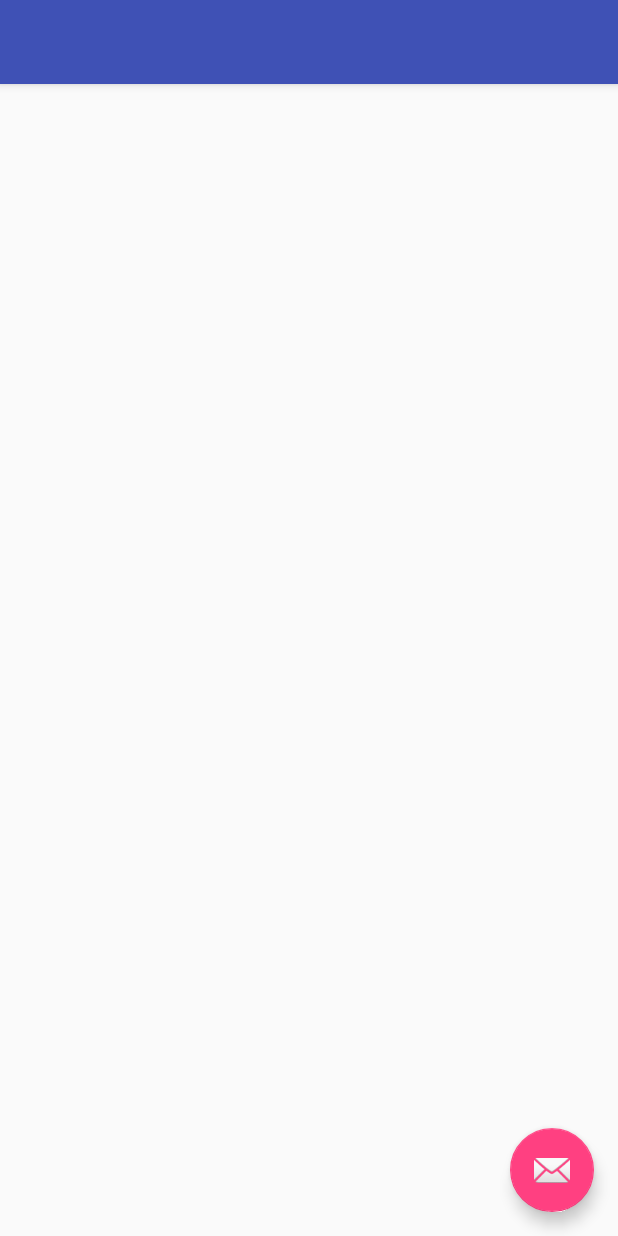
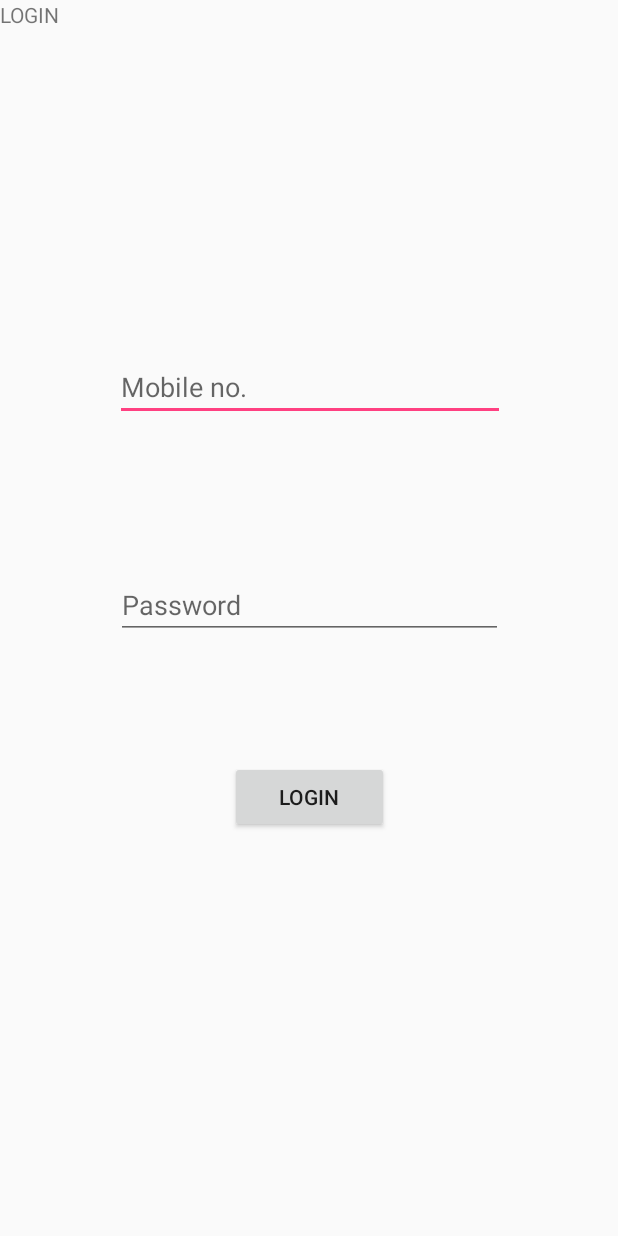
Before and after one commit to gshashank84/Barcontra, an Android app: the layout activity_main.xml on its own in the app's theme, with its tools: preview values and no code run, on a phone screen of 412 x 824 dp. Run offline under Robolectric (Android 15) with nearby library versions, the phone set to English and light mode, and no system bars.

```diff
--- a/app/src/main/java/com/orizon/shashank_ayush/barcontra/StartActivity.java
+++ b/app/src/main/java/com/orizon/shashank_ayush/barcontra/StartActivity.java
@@ -1,6 +1,5 @@
 package com.orizon.shashank_ayush.barcontra;
 
-import android.app.Activity;
 import android.content.Intent;
 import android.support.v7.app.AppCompatActivity;
 import android.os.Bundle;
--- a/app/src/main/res/layout/activity_main.xml
+++ b/app/src/main/res/layout/activity_main.xml
@@ -1,33 +1,67 @@
 <?xml version="1.0" encoding="utf-8"?>
-<android.support.design.widget.CoordinatorLayout xmlns:android="http://schemas.android.com/apk/res/android"
+<android.support.constraint.ConstraintLayout xmlns:android="http://schemas.android.com/apk/res/android"
     xmlns:app="http://schemas.android.com/apk/res-auto"
     xmlns:tools="http://schemas.android.com/tools"
     android:layout_width="match_parent"
     android:layout_height="match_parent"
     tools:context="com.orizon.shashank_ayush.barcontra.MainActivity">
 
-    <android.support.design.widget.AppBarLayout
-        android:layout_width="match_parent"
+    <EditText
+        android:id="@+id/etmobileno"
+        android:layout_width="260dp"
         android:layout_height="wrap_content"
-        android:theme="@style/AppTheme.AppBarOverlay">
+        android:layout_marginBottom="8dp"
+        android:layout_marginEnd="8dp"
+        android:layout_marginStart="8dp"
+        android:layout_marginTop="8dp"
+        android:ems="10"
+        android:hint="@string/mobile_no"
+        android:inputType="phone"
+        app:layout_constraintBottom_toBottomOf="parent"
+        app:layout_constraintEnd_toEndOf="parent"
+        app:layout_constraintHorizontal_bias="0.503"
+        app:layout_constraintStart_toStartOf="parent"
+        app:layout_constraintTop_toTopOf="parent"
+        app:layout_constraintVertical_bias="0.298" />
 
-        <android.support.v7.widget.Toolbar
-            android:id="@+id/toolbar"
-            android:layout_width="match_parent"
-            android:layout_height="?attr/actionBarSize"
-            android:background="?attr/colorPrimary"
-            app:popupTheme="@style/AppTheme.PopupOverlay" />
+    <EditText
+        android:id="@+id/editText2"
+        android:layout_width="258dp"
+        android:layout_height="wrap_content"
+        android:layout_marginBottom="8dp"
+        android:layout_marginEnd="8dp"
+        android:layout_marginStart="8dp"
+        android:layout_marginTop="8dp"
+        android:ems="10"
+        android:hint="@string/password"
+        android:inputType="textPassword"
+        app:layout_constraintBottom_toBottomOf="parent"
+        app:layout_constraintEnd_toEndOf="parent"
+        app:layout_constraintStart_toStartOf="parent"
+        app:layout_constraintTop_toBottomOf="@+id/etmobileno"
+        app:layout_constraintVertical_bias="0.191" />
 
-    </android.support.design.widget.AppBarLayout>
+    <Button
+        android:id="@+id/button"
+        android:layout_width="106dp"
+        android:layout_height="wrap_content"
+        android:layout_marginBottom="8dp"
+        android:layout_marginEnd="8dp"
+        android:layout_marginStart="8dp"
+        android:layout_marginTop="8dp"
+        android:text="@string/login"
+        app:layout_constraintBottom_toBottomOf="parent"
+        app:layout_constraintEnd_toEndOf="parent"
+        app:layout_constraintStart_toStartOf="parent"
+        app:layout_constraintTop_toBottomOf="@+id/editText2"
+        app:layout_constraintVertical_bias="0.219" />
 
-    <include layout="@layout/content_main" />
-
-    <android.support.design.widget.FloatingActionButton
-        android:id="@+id/fab"
-        android:layout_width="wrap_content"
-        android:layout_height="wrap_content"
-        android:layout_gravity="bottom|end"
-        android:layout_margin="@dimen/fab_margin"
-        app:srcCompat="@android:drawable/ic_dialog_email" />
-
-</android.support.design.widget.CoordinatorLayout>
+    <TextView
+        android:id="@+id/textView"
+        android:layout_width="105dp"
+        android:layout_height="41dp"
+        android:text="@string/login"
+        android:visibility="visible"
+        tools:layout_editor_absoluteX="135dp"
+        tools:layout_editor_absoluteY="65dp" />
+</android.support.constraint.ConstraintLayout>
--- a/app/src/main/res/layout/content_main.xml
+++ /dev/null
@@ -1,11 +0,0 @@
-<?xml version="1.0" encoding="utf-8"?>
-<android.support.constraint.ConstraintLayout xmlns:android="http://schemas.android.com/apk/res/android"
-    xmlns:app="http://schemas.android.com/apk/res-auto"
-    xmlns:tools="http://schemas.android.com/tools"
-    android:layout_width="match_parent"
-    android:layout_height="match_parent"
-    app:layout_behavior="@string/appbar_scrolling_view_behavior"
-    tools:context="com.orizon.shashank_ayush.barcontra.MainActivity"
-    tools:showIn="@layout/activity_main">
-
-</android.support.constraint.ConstraintLayout>
--- a/app/src/main/res/values/strings.xml
+++ b/app/src/main/res/values/strings.xml
@@ -23,4 +23,7 @@
     <string name="permission_rationale">"Contacts permissions are needed for providing email
         completions."
     </string>
+    <string name="mobile_no">Mobile no.</string>
+    <string name="password">Password</string>
+    <string name="login">LOGIN</string>
 </resources>
```
